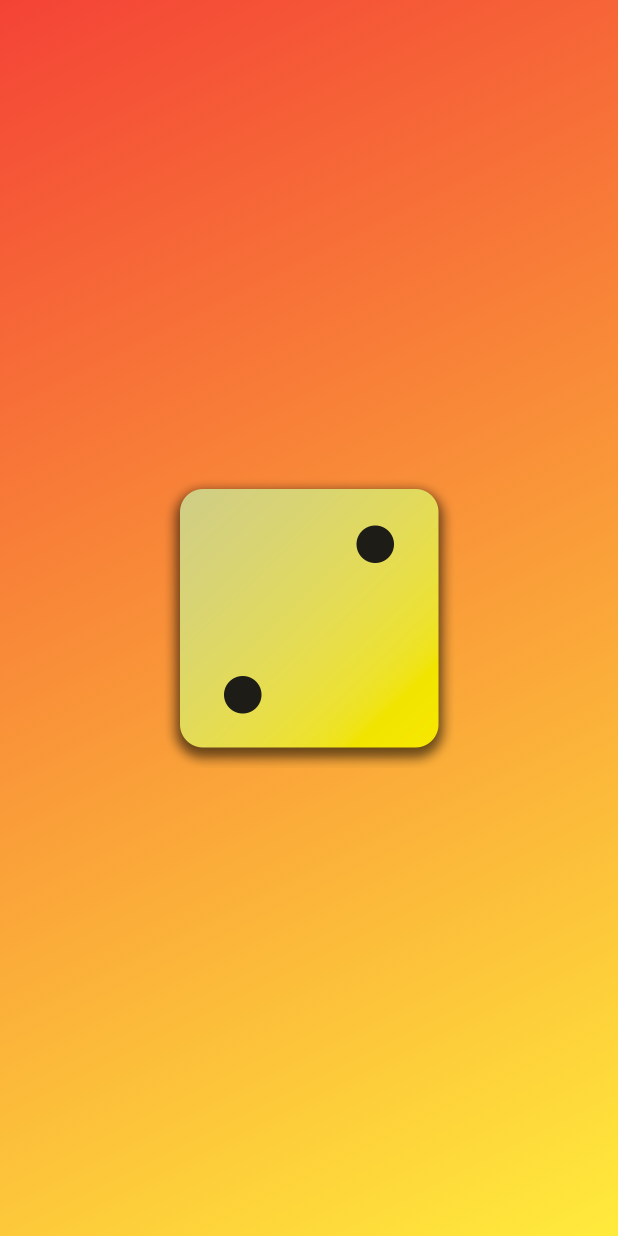
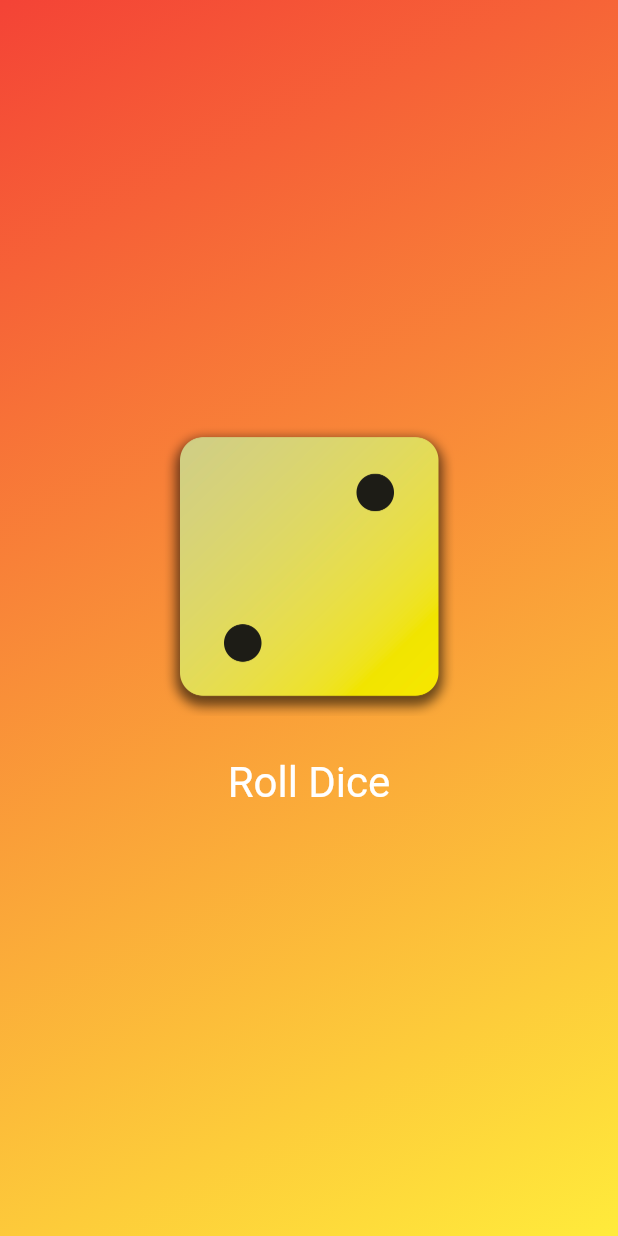
Before and after one commit to Ahmad-Zahradeen-Tahir/new-app, a Flutter app: the screen it shows after launch, on a phone screen of 412 x 824 dp. Run offline on Flutter 3.47's test engine with Material 3 defaults, Android fonts, the phone set to English and light mode, and no system bars.

Commit message:
Added button

```diff
--- a/lib/gradient_container.dart
+++ b/lib/gradient_container.dart
@@ -1,19 +1,43 @@
 import 'package:flutter/material.dart';
 
 class GradientContainer extends StatelessWidget {
-  const GradientContainer(this.collors, {super.key});
-  final List<Color> collors;
+  const GradientContainer(this.colors, {super.key});
+  final List<Color> colors;
+  void rollDice() {
+    //-------
+  }
   @override
   Widget build(context) {
     return Container(
       decoration: BoxDecoration(
         gradient: LinearGradient(
-          colors: collors,
+          colors: colors,
           begin: Alignment.topLeft,
           end: Alignment.bottomRight,
         ),
       ),
-      child: Center(child: Image.asset('assets/images/dice-2.png', width: 200,)),
+      child: Center(
+        child: Column(
+          mainAxisSize: MainAxisSize.min,
+          children: [
+            Image.asset(
+              'assets/images/dice-2.png',
+              width: 200,
+            ),
+            const SizedBox(
+              height: 20,
+            ),
+            TextButton(
+              onPressed: rollDice,
+              style: TextButton.styleFrom(
+                foregroundColor: Colors.white,
+                textStyle: const TextStyle(fontSize: 28),
+              ),
+              child: const Text('Roll Dice'),
+            )
+          ],
+        ),
+      ),
     );
   }
 }
```
